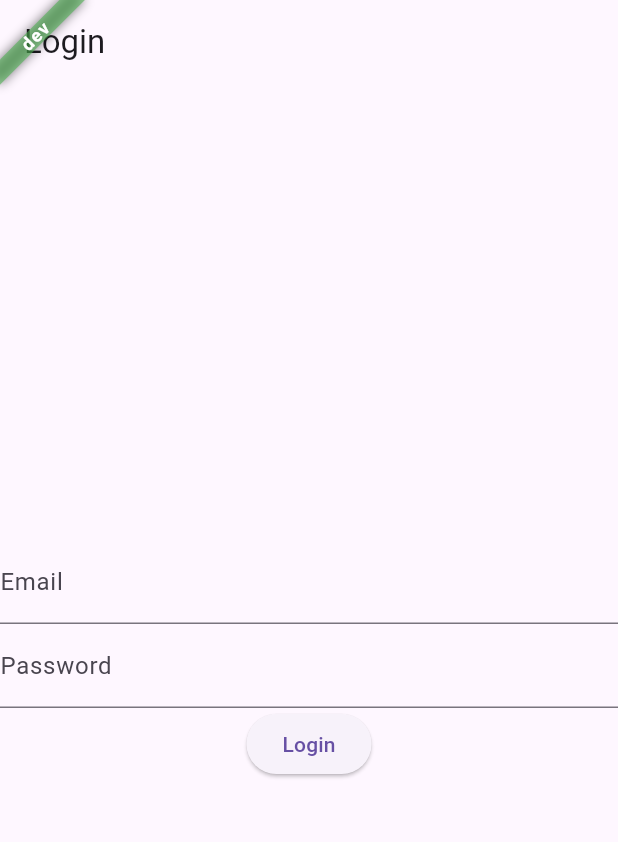
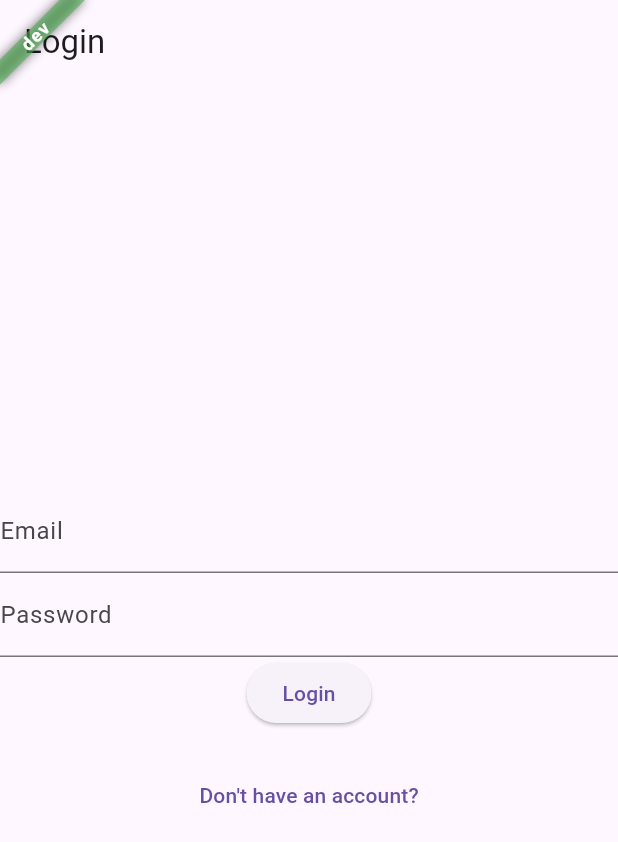
Before and after one commit to abualhamd/nen_project, a Flutter app: the screen it shows after launch, after a tap on "Already have an account?", on a phone screen of 412 x 824 dp. Shown: the top 842 px of the screen. Run offline on Flutter 3.47's test engine with Material 3 defaults, Android fonts, the phone set to English and light mode, and no system bars; our stand-ins replace equatable, flutter_bloc, flutter_hooks, fpdart, freezed_annotation, get_it and 1 more.

Commit message:
feat: add navigation to registration screen from login screen

```diff
--- a/lib/presentation/screens/login_screen.dart
+++ b/lib/presentation/screens/login_screen.dart
@@ -101,6 +101,13 @@ class LoginScreen extends HookWidget {
                     },
                   ),
                 ),
+                const SizedBox(height: 20),
+                TextButton(
+                  onPressed: () {
+                    context.goNamed(RouteNames.register);
+                  },
+                  child: const Text('Don\'t have an account?'),
+                ),
               ],
             ),
           ),
```
